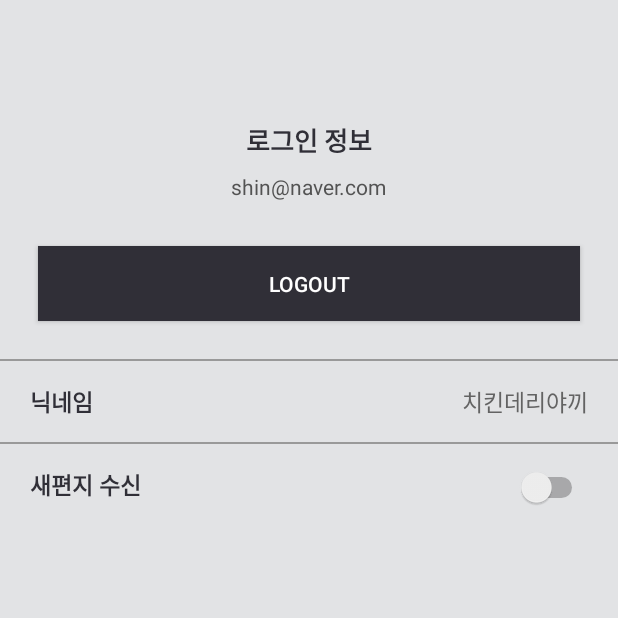
After one commit to SignalHouse/Android-dear, an Android app: the MyPageActivity screen opened directly, with no data from a screen before it, on a phone screen of 412 x 824 dp, the top half of it. The commit adds this screen. Run offline under Robolectric (Android 15) with nearby library versions, the phone set to English and light mode, and no system bars.

Commit message:
viewpager dot updated + mypage added

```diff
--- a/app/src/main/AndroidManifest.xml
+++ b/app/src/main/AndroidManifest.xml
@@ -21,7 +21,8 @@
         <activity android:name=".activity.SplashActivity" />
         <activity android:name=".activity.WalkThroughActivity" />
         <activity android:name=".activity.LostActivity" />
-        <activity android:name=".activity.LoginActivity"></activity>
+        <activity android:name=".activity.LoginActivity" />
+        <activity android:name=".activity.MyPageActivity"></activity>
     </application>
 
 </manifest>
--- a/app/src/main/java/nexters/com/dear/TestMainActivity.java
+++ b/app/src/main/java/nexters/com/dear/TestMainActivity.java
@@ -13,6 +13,7 @@ import java.util.ArrayList;
 import nexters.com.dear.activity.LoginActivity;
 import nexters.com.dear.activity.LostActivity;
 import nexters.com.dear.activity.MainActivity;
+import nexters.com.dear.activity.MyPageActivity;
 import nexters.com.dear.activity.RegisterActivity;
 import nexters.com.dear.activity.SplashActivity;
 import nexters.com.dear.activity.WalkThroughActivity;
@@ -31,6 +32,7 @@ public class TestMainActivity extends AppCompatActivity {
         listActivities.add(RegisterActivity.class);
         listActivities.add(SplashActivity.class);
         listActivities.add(WalkThroughActivity.class);
+        listActivities.add(MyPageActivity.class);
 
         ListView lv = findViewById(R.id.test_main_listview);
         ArrayAdapter<Class> Adapter = new ArrayAdapter<>(this, android.R.layout.simple_list_item_1, listActivities);
--- /dev/null
+++ b/app/src/main/java/nexters/com/dear/activity/MyPageActivity.java
@@ -0,0 +1,15 @@
+package nexters.com.dear.activity;
+
+import android.support.v7.app.AppCompatActivity;
+import android.os.Bundle;
+
+import nexters.com.dear.R;
+
+public class MyPageActivity extends AppCompatActivity {
+
+    @Override
+    protected void onCreate(Bundle savedInstanceState) {
+        super.onCreate(savedInstanceState);
+        setContentView(R.layout.activity_my_page);
+    }
+}
--- a/app/src/main/res/drawable/default_dot.xml
+++ b/app/src/main/res/drawable/default_dot.xml
@@ -4,7 +4,7 @@
         <shape
             android:innerRadius="0dp"
             android:shape="ring"
-            android:thickness="8dp"
+            android:thickness="4dp"
             android:useLevel="false">
             <solid android:color="@android:color/darker_gray"/>
         </shape>
--- a/app/src/main/res/drawable/selected_dot.xml
+++ b/app/src/main/res/drawable/selected_dot.xml
@@ -4,9 +4,9 @@
         <shape
             android:innerRadius="0dp"
             android:shape="ring"
-            android:thickness="8dp"
+            android:thickness="4dp"
             android:useLevel="false">
-            <solid android:color="#5c5c5c"/>
+            <solid android:color="#302f37"/>
         </shape>
     </item>
 </selector>
--- /dev/null
+++ b/app/src/main/res/layout/activity_my_page.xml
@@ -0,0 +1,148 @@
+<?xml version="1.0" encoding="utf-8"?>
+<android.support.constraint.ConstraintLayout xmlns:android="http://schemas.android.com/apk/res/android"
+    xmlns:app="http://schemas.android.com/apk/res-auto"
+    xmlns:tools="http://schemas.android.com/tools"
+    android:layout_width="match_parent"
+    android:layout_height="match_parent"
+    tools:context=".activity.MyPageActivity">
+
+
+    <TextView
+        android:id="@+id/mypage_dcrp_login_info"
+        android:layout_width="wrap_content"
+        android:layout_height="wrap_content"
+        android:text="로그인 정보"
+        android:textSize="17dp"
+        android:textStyle="bold"
+        android:textColor="#302f37"
+        app:layout_constraintBottom_toBottomOf="parent"
+        app:layout_constraintEnd_toEndOf="parent"
+        app:layout_constraintStart_toStartOf="parent"
+        app:layout_constraintTop_toTopOf="parent"
+        app:layout_constraintVertical_bias="0.1"
+        />
+
+    <TextView
+        android:id="@+id/mypage_txt_email"
+        android:layout_width="wrap_content"
+        android:layout_height="wrap_content"
+        android:layout_marginTop="8dp"
+        android:text="shin@naver.com"
+        android:textColor="#535353"
+        app:layout_constraintBottom_toBottomOf="parent"
+        app:layout_constraintEnd_toEndOf="parent"
+        app:layout_constraintStart_toStartOf="parent"
+        app:layout_constraintTop_toBottomOf="@+id/mypage_dcrp_login_info"
+        app:layout_constraintVertical_bias="0"
+        />
+
+    <Button
+        android:id="@+id/mypage_btn_logout"
+        android:layout_width="match_parent"
+        android:layout_height="50dp"
+        android:layout_marginTop="30dp"
+        android:layout_marginRight="25dp"
+        android:layout_marginLeft="25dp"
+        android:background="#302f37"
+        android:text="Logout"
+        android:textColor="#ffffff"
+        app:layout_constraintBottom_toBottomOf="parent"
+        app:layout_constraintEnd_toEndOf="parent"
+        app:layout_constraintStart_toStartOf="parent"
+        app:layout_constraintTop_toBottomOf="@+id/mypage_txt_email"
+        app:layout_constraintVertical_bias="0"
+        />
+
+    <View
+        android:id="@+id/mypage_divider1"
+        android:layout_width="match_parent"
+        android:layout_height="1dp"
+        android:background="#999999"
+        android:layout_marginTop="25dp"
+        app:layout_constraintBottom_toBottomOf="parent"
+        app:layout_constraintEnd_toEndOf="parent"
+        app:layout_constraintStart_toStartOf="parent"
+        app:layout_constraintTop_toBottomOf="@+id/mypage_btn_logout"
+        app:layout_constraintVertical_bias="0"
+        />
+
+    <TextView
+        android:id="@+id/mypage_dscrp_nickname"
+        android:layout_width="wrap_content"
+        android:layout_height="wrap_content"
+        android:text="닉네임"
+        android:layout_marginLeft="20dp"
+        android:layout_marginTop="15dp"
+        android:textSize="15dp"
+        android:textColor="#302f37"
+        android:textStyle="bold"
+        app:layout_constraintBottom_toBottomOf="parent"
+        app:layout_constraintEnd_toEndOf="parent"
+        app:layout_constraintStart_toStartOf="parent"
+        app:layout_constraintTop_toBottomOf="@+id/mypage_divider1"
+        app:layout_constraintVertical_bias="0"
+        app:layout_constraintHorizontal_bias="0"
+        />
+
+    <TextView
+        android:id="@+id/mypage_txt_nickname"
+        android:layout_width="wrap_content"
+        android:layout_height="wrap_content"
+        android:text="치킨데리야끼"
+        android:layout_marginRight="20dp"
+        android:layout_marginTop="15dp"
+        android:textSize="15dp"
+        android:textColor="#636363"
+        app:layout_constraintBottom_toBottomOf="parent"
+        app:layout_constraintEnd_toEndOf="parent"
+        app:layout_constraintStart_toStartOf="parent"
+        app:layout_constraintTop_toBottomOf="@+id/mypage_divider1"
+        app:layout_constraintVertical_bias="0"
+        app:layout_constraintHorizontal_bias="1"
+        />
+
+    <View
+        android:id="@+id/mypage_divider2"
+        android:layout_width="match_parent"
+        android:layout_height="1dp"
+        android:background="#999999"
+        android:layout_marginTop="15dp"
+        app:layout_constraintBottom_toBottomOf="parent"
+        app:layout_constraintEnd_toEndOf="parent"
+        app:layout_constraintStart_toStartOf="parent"
+        app:layout_constraintTop_toBottomOf="@+id/mypage_dscrp_nickname"
+        app:layout_constraintVertical_bias="0"
+        />
+
+    <TextView
+        android:id="@+id/mypage_dscrp_notification"
+        android:layout_width="wrap_content"
+        android:layout_height="wrap_content"
+        android:text="새편지 수신"
+        android:layout_marginLeft="20dp"
+        android:layout_marginTop="15dp"
+        android:textSize="15dp"
+        android:textColor="#302f37"
+        android:textStyle="bold"
+        app:layout_constraintBottom_toBottomOf="parent"
+        app:layout_constraintEnd_toEndOf="parent"
+        app:layout_constraintStart_toStartOf="parent"
+        app:layout_constraintTop_toBottomOf="@+id/mypage_divider2"
+        app:layout_constraintVertical_bias="0"
+        app:layout_constraintHorizontal_bias="0"
+        />
+
+    <Switch
+        android:id="@+id/mypage_toggle"
+        android:layout_width="wrap_content"
+        android:layout_height="wrap_content"
+        android:layout_marginRight="20dp"
+        android:layout_marginTop="15dp"
+        app:layout_constraintBottom_toBottomOf="parent"
+        app:layout_constraintEnd_toEndOf="parent"
+        app:layout_constraintStart_toStartOf="parent"
+        app:layout_constraintTop_toBottomOf="@+id/mypage_divider2"
+        app:layout_constraintVertical_bias="0"
+        app:layout_constraintHorizontal_bias="1"
+        />
+</android.support.constraint.ConstraintLayout>
--- a/app/src/main/res/layout/activity_walk_through.xml
+++ b/app/src/main/res/layout/activity_walk_through.xml
@@ -34,6 +34,9 @@
         android:layout_width="match_parent"
         android:layout_height="60dp"
         android:layout_alignParentBottom="true"
+        android:background="#302f37"
+        android:textColor="#ffffff"
+        android:textSize="21dp"
         android:text="SKIP"
         />
 </RelativeLayout>
```
